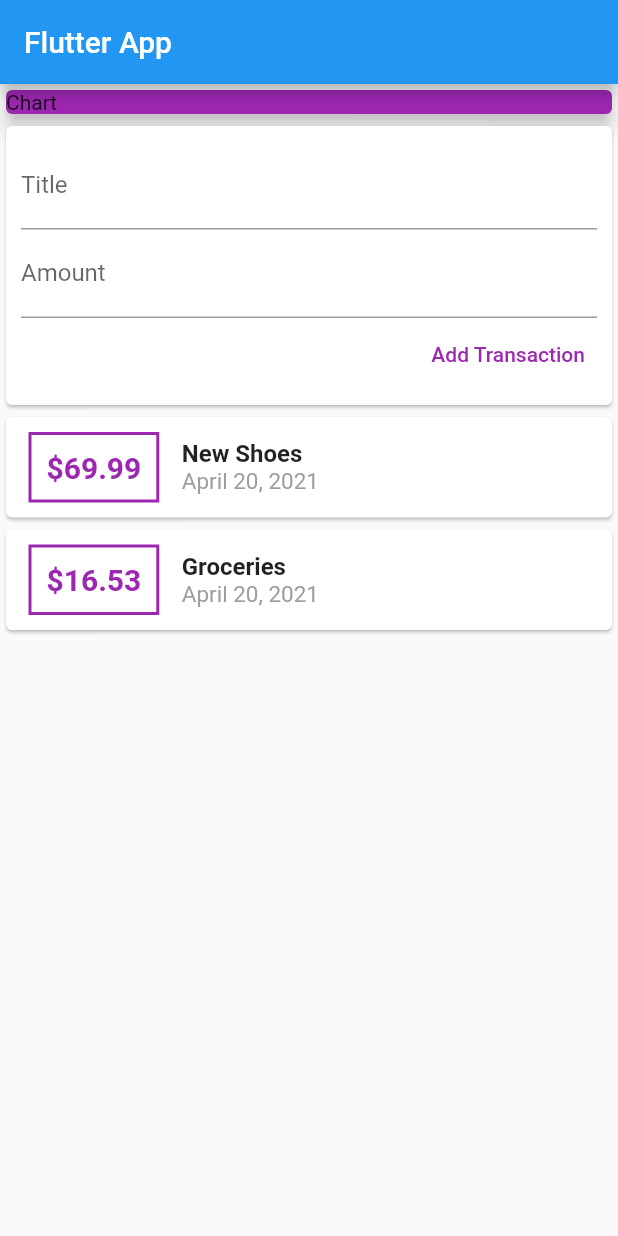
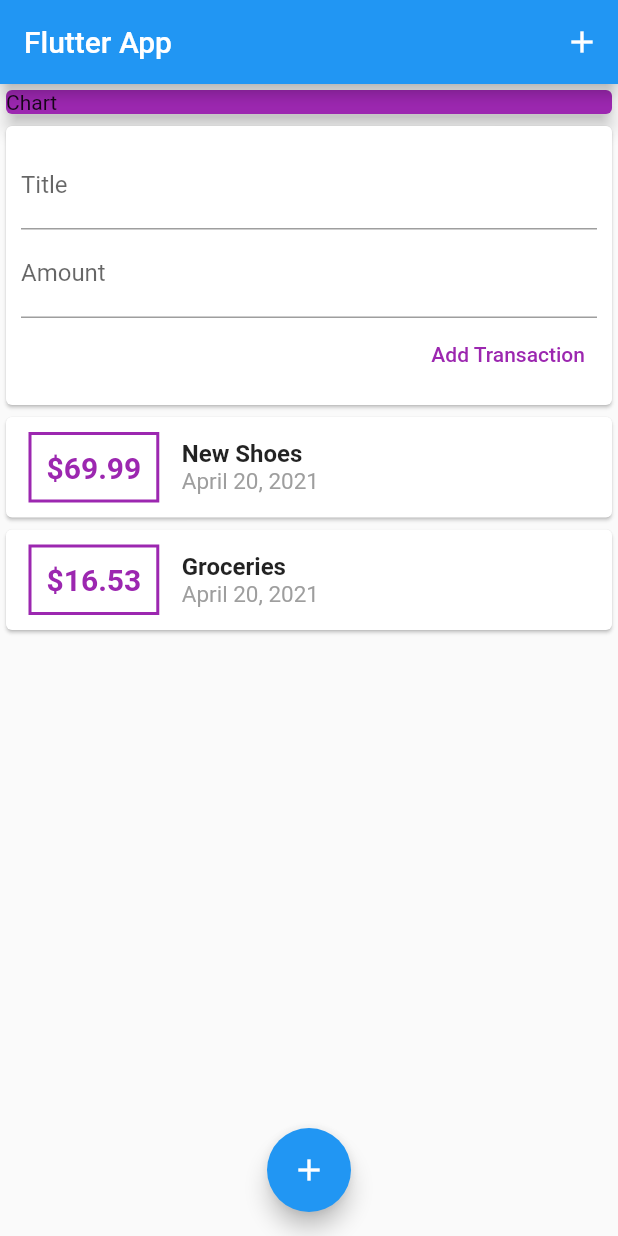
Before and after one commit to bkalil7/personal-expenses-app, a Flutter app: the screen it shows after launch, on a phone screen of 412 x 824 dp. Run offline on Flutter 3.47's test engine with Material 2 defaults, Android fonts, the phone set to English and light mode, and no system bars.

Commit message:
Add buttons for further improvement in the transactions creation

```diff
--- a/lib/main.dart
+++ b/lib/main.dart
@@ -24,9 +24,12 @@ class MyHomePage extends StatelessWidget {
   @override
   Widget build(BuildContext context) {
     return Scaffold(
-      appBar: AppBar(
-        title: Text("Flutter App"),
-      ),
+      appBar: AppBar(title: Text("Flutter App"), actions: <Widget>[
+        IconButton(
+          icon: Icon(Icons.add),
+          onPressed: () {},
+        ),
+      ]),
       body: SingleChildScrollView(
         child: Column(
           children: <Widget>[
@@ -42,6 +45,11 @@ class MyHomePage extends StatelessWidget {
           ],
         ),
       ),
+      floatingActionButtonLocation: FloatingActionButtonLocation.centerFloat,
+      floatingActionButton: FloatingActionButton(
+        child: Icon(Icons.add),
+        onPressed: () {},
+      ),
     );
   }
 }
```
